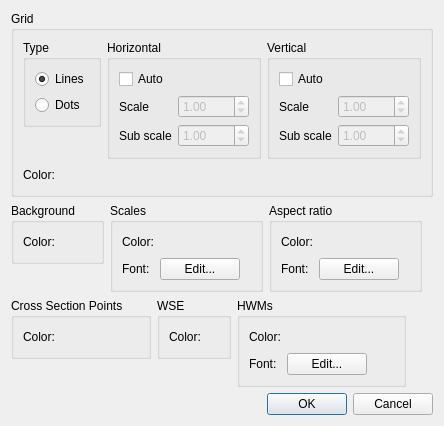
Before: the Qt Designer form apps/rivmaker/window/crosssection/crosssectionwindowdisplaysettingdialog.ui in i-RIC/prepost-gui, drawn with Qt 5.
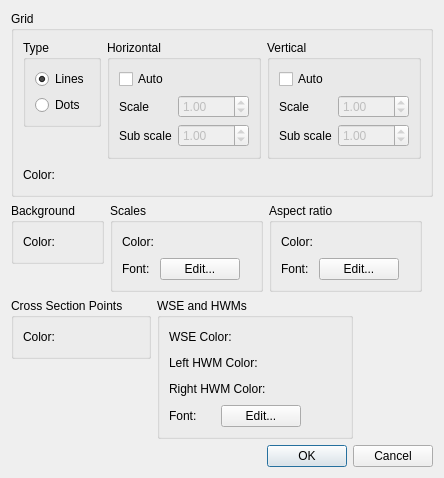
After: the same form once the commit is applied. Custom widgets are drawn as their Qt base class.

Commit message: Color setting of vertical cross section window updated.

```diff
--- a/apps/rivmaker/window/crosssection/crosssectionwindowdisplaysettingdialog.ui
+++ b/apps/rivmaker/window/crosssection/crosssectionwindowdisplaysettingdialog.ui
@@ -6,14 +6,14 @@
    <rect>
     <x>0</x>
     <y>0</y>
-    <width>441</width>
-    <height>411</height>
+    <width>434</width>
+    <height>461</height>
    </rect>
   </property>
   <property name="windowTitle">
    <string>Cross Section Window Display Setting</string>
   </property>
-  <layout class="QVBoxLayout" name="verticalLayout_9">
+  <layout class="QVBoxLayout" name="verticalLayout_7" stretch="0,0,0,1,0">
    <item>
     <layout class="QHBoxLayout" name="horizontalLayout_6">
      <item>
@@ -467,7 +467,7 @@
     </layout>
    </item>
    <item>
-    <layout class="QHBoxLayout" name="horizontalLayout_7">
+    <layout class="QHBoxLayout" name="horizontalLayout_10" stretch="0,0,1">
      <item>
       <layout class="QVBoxLayout" name="verticalLayout_6">
        <item>
@@ -526,14 +526,19 @@
       </layout>
      </item>
      <item>
-      <layout class="QVBoxLayout" name="verticalLayout_7">
-       <item>
-        <widget class="QGroupBox" name="WSEGroupBox">
+      <widget class="QGroupBox" name="HWMsGroupBox">
          <property name="title">
-          <string>WSE</string>
-         </property>
-         <layout class="QGridLayout" name="gridLayout_7">
-          <item row="0" column="1">
+        <string>WSE and HWMs</string>
+       </property>
+       <layout class="QGridLayout" name="gridLayout_5">
+        <item row="0" column="0" colspan="2">
+         <widget class="QLabel" name="WSEColorLabel">
+          <property name="text">
+           <string>WSE Color:</string>
+          </property>
+         </widget>
+        </item>
+        <item row="0" column="2">
            <layout class="QHBoxLayout" name="horizontalLayout_12">
             <item>
              <widget class="ColorEditWidget" name="WSEColorWidget">
@@ -557,45 +562,14 @@
             </item>
            </layout>
           </item>
-          <item row="0" column="0">
-           <widget class="QLabel" name="WSEColorLabel">
+        <item row="1" column="0" colspan="2">
+         <widget class="QLabel" name="LeftHWMColorLabel">
             <property name="text">
-             <string>Color:</string>
+           <string>Left HWM Color:</string>
             </property>
            </widget>
           </item>
-         </layout>
-        </widget>
-       </item>
-       <item>
-        <spacer name="verticalSpacer_4">
-         <property name="orientation">
-          <enum>Qt::Vertical</enum>
-         </property>
-         <property name="sizeHint" stdset="0">
-          <size>
-           <width>20</width>
-           <height>13</height>
-          </size>
-         </property>
-        </spacer>
-       </item>
-      </layout>
-     </item>
-     <item>
-      <widget class="QGroupBox" name="HWMsGroupBox">
-       <property name="title">
-        <string>HWMs</string>
-       </property>
-       <layout class="QGridLayout" name="gridLayout_8">
-        <item row="0" column="0">
-         <widget class="QLabel" name="HWMsColorLabel">
-          <property name="text">
-           <string>Color:</string>
-          </property>
-         </widget>
-        </item>
-        <item row="0" column="1">
+        <item row="1" column="2">
          <layout class="QHBoxLayout" name="horizontalLayout_13">
           <item>
            <widget class="ColorEditWidget" name="HWMsColorWidget">
@@ -619,16 +593,47 @@
           </item>
          </layout>
         </item>
-        <item row="1" column="0">
-         <widget class="QLabel" name="HWMsFontLabel">
+        <item row="2" column="0" colspan="2">
+         <widget class="QLabel" name="RightHWMColorLabel">
           <property name="text">
-           <string>Font:</string>
+           <string>Right HWM Color:</string>
           </property>
          </widget>
         </item>
-        <item row="1" column="1">
+        <item row="2" column="2">
          <layout class="QHBoxLayout" name="horizontalLayout_14">
           <item>
+           <widget class="ColorEditWidget" name="RightHWMColorWidget">
+            <property name="text">
+             <string/>
+            </property>
+           </widget>
+          </item>
+          <item>
+           <spacer name="horizontalSpacer_16">
+            <property name="orientation">
+             <enum>Qt::Horizontal</enum>
+            </property>
+            <property name="sizeHint" stdset="0">
+             <size>
+              <width>18</width>
+              <height>20</height>
+             </size>
+            </property>
+           </spacer>
+          </item>
+         </layout>
+        </item>
+        <item row="3" column="0">
+         <widget class="QLabel" name="HWMsFontLabel">
+          <property name="text">
+           <string>Font:</string>
+          </property>
+         </widget>
+        </item>
+        <item row="3" column="1" colspan="2">
+         <layout class="QHBoxLayout" name="horizontalLayout_7">
+          <item>
            <widget class="QPushButton" name="HWMsFontButton">
             <property name="text">
              <string>Edit...</string>
```
Left out of the diff: 18 changed lines with no effect on the pictures. Lines whose indentation alone changed are shown as unchanged. The commit also changes 4 other files.
